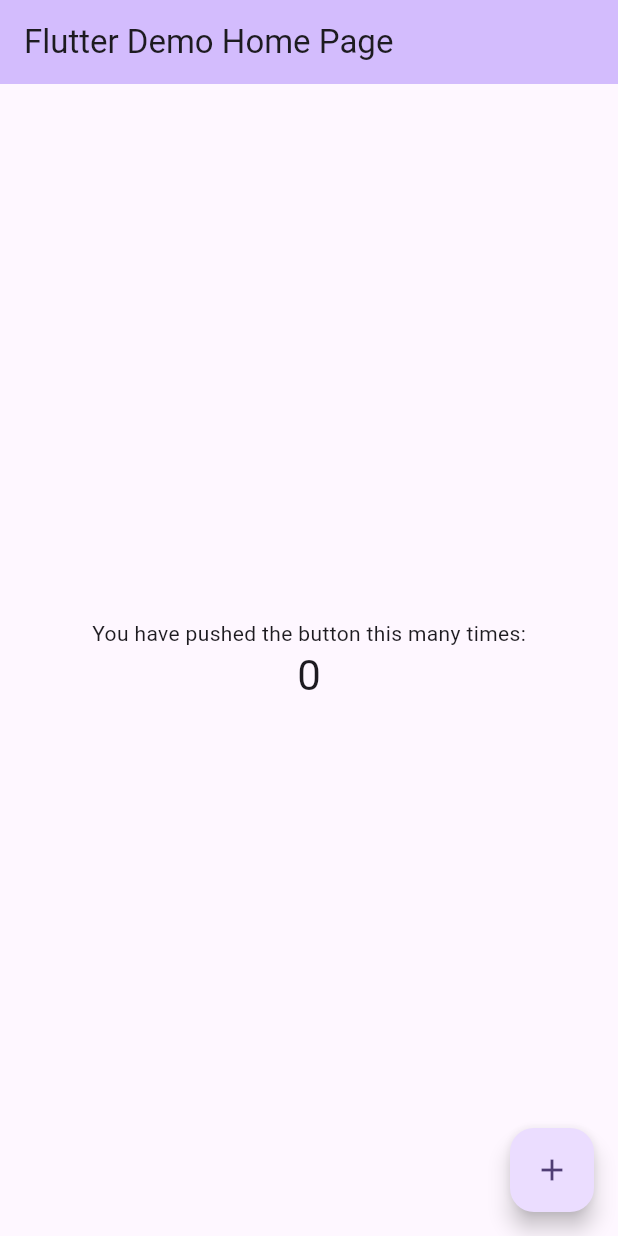
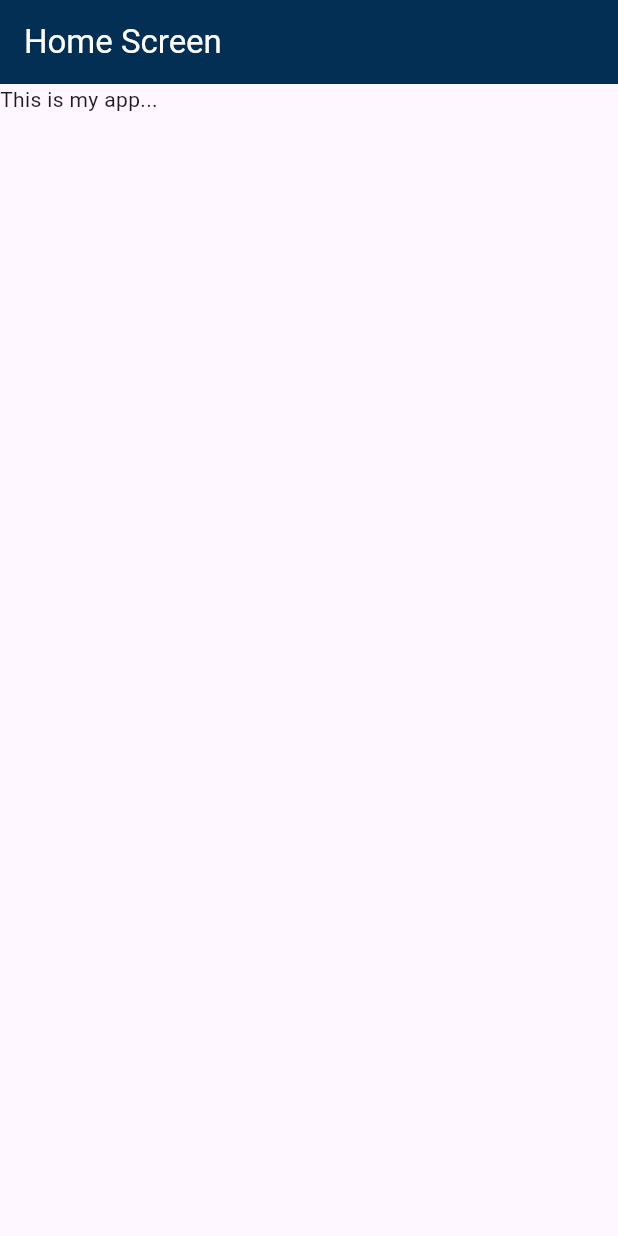
Before and after one commit to devsnayan/my_flutter_app, a Flutter app: the screen it shows after launch, on a phone screen of 412 x 824 dp. Run offline on Flutter 3.47's test engine with Material 3 defaults, Android fonts, the phone set to English and light mode, and no system bars.

Commit message:
Write code structure for main.dart.

```diff
--- a/lib/main.dart
+++ b/lib/main.dart
@@ -7,119 +7,27 @@ void main() {
 class MyApp extends StatelessWidget {
   const MyApp({super.key});
 
-  // This widget is the root of your application.
   @override
   Widget build(BuildContext context) {
-    return MaterialApp(
-      title: 'Flutter Demo',
-      theme: ThemeData(
-        // This is the theme of your application.
-        //
-        // TRY THIS: Try running your application with "flutter run". You'll see
-        // the application has a purple toolbar. Then, without quitting the app,
-        // try changing the seedColor in the colorScheme below to Colors.green
-        // and then invoke "hot reload" (save your changes or press the "hot
-        // reload" button in a Flutter-supported IDE, or press "r" if you used
-        // the command line to start the app).
-        //
-        // Notice that the counter didn't reset back to zero; the application
-        // state is not lost during the reload. To reset the state, use hot
-        // restart instead.
-        //
-        // This works for code too, not just values: Most code changes can be
-        // tested with just a hot reload.
-        colorScheme: ColorScheme.fromSeed(seedColor: Colors.deepPurple),
-        useMaterial3: true,
-      ),
-      home: const MyHomePage(title: 'Flutter Demo Home Page'),
+    return const MaterialApp(
+      debugShowCheckedModeBanner: false,
+      home: Home(),
     );
   }
 }
 
-class MyHomePage extends StatefulWidget {
-  const MyHomePage({super.key, required this.title});
-
-  // This widget is the home page of your application. It is stateful, meaning
-  // that it has a State object (defined below) that contains fields that affect
-  // how it looks.
-
-  // This class is the configuration for the state. It holds the values (in this
-  // case the title) provided by the parent (in this case the App widget) and
-  // used by the build method of the State. Fields in a Widget subclass are
-  // always marked "final".
-
-  final String title;
-
-  @override
-  State<MyHomePage> createState() => _MyHomePageState();
-}
-
-class _MyHomePageState extends State<MyHomePage> {
-  int _counter = 0;
-
-  void _incrementCounter() {
-    setState(() {
-      // This call to setState tells the Flutter framework that something has
-      // changed in this State, which causes it to rerun the build method below
-      // so that the display can reflect the updated values. If we changed
-      // _counter without calling setState(), then the build method would not be
-      // called again, and so nothing would appear to happen.
-      _counter++;
-    });
-  }
+class Home extends StatelessWidget {
+  const Home({super.key});
 
   @override
   Widget build(BuildContext context) {
-    // This method is rerun every time setState is called, for instance as done
-    // by the _incrementCounter method above.
-    //
-    // The Flutter framework has been optimized to make rerunning build methods
-    // fast, so that you can just rebuild anything that needs updating rather
-    // than having to individually change instances of widgets.
     return Scaffold(
       appBar: AppBar(
-        // TRY THIS: Try changing the color here to a specific color (to
-        // Colors.amber, perhaps?) and trigger a hot reload to see the AppBar
-        // change color while the other colors stay the same.
-        backgroundColor: Theme.of(context).colorScheme.inversePrimary,
-        // Here we take the value from the MyHomePage object that was created by
-        // the App.build method, and use it to set our appbar title.
-        title: Text(widget.title),
+        title: const Text("Home Screen"),
+        backgroundColor: const Color.fromARGB(255, 2, 47, 83),
+        foregroundColor: Colors.white,
       ),
-      body: Center(
-        // Center is a layout widget. It takes a single child and positions it
-        // in the middle of the parent.
-        child: Column(
-          // Column is also a layout widget. It takes a list of children and
-          // arranges them vertically. By default, it sizes itself to fit its
-          // children horizontally, and tries to be as tall as its parent.
-          //
-          // Column has various properties to control how it sizes itself and
-          // how it positions its children. Here we use mainAxisAlignment to
-          // center the children vertically; the main axis here is the vertical
-          // axis because Columns are vertical (the cross axis would be
-          // horizontal).
-          //
-          // TRY THIS: Invoke "debug painting" (choose the "Toggle Debug Paint"
-          // action in the IDE, or press "p" in the console), to see the
-          // wireframe for each widget.
-          mainAxisAlignment: MainAxisAlignment.center,
-          children: <Widget>[
-            const Text(
-              'You have pushed the button this many times:',
-            ),
-            Text(
-              '$_counter',
-              style: Theme.of(context).textTheme.headlineMedium,
-            ),
-          ],
-        ),
-      ),
-      floatingActionButton: FloatingActionButton(
-        onPressed: _incrementCounter,
-        tooltip: 'Increment',
-        child: const Icon(Icons.add),
-      ), // This trailing comma makes auto-formatting nicer for build methods.
+      body: const Text("This is my app..."),
     );
   }
 }
```
Also changed, not shown: lib/Pages/CustomDrawer.dart (added, +129 -0 lines).
